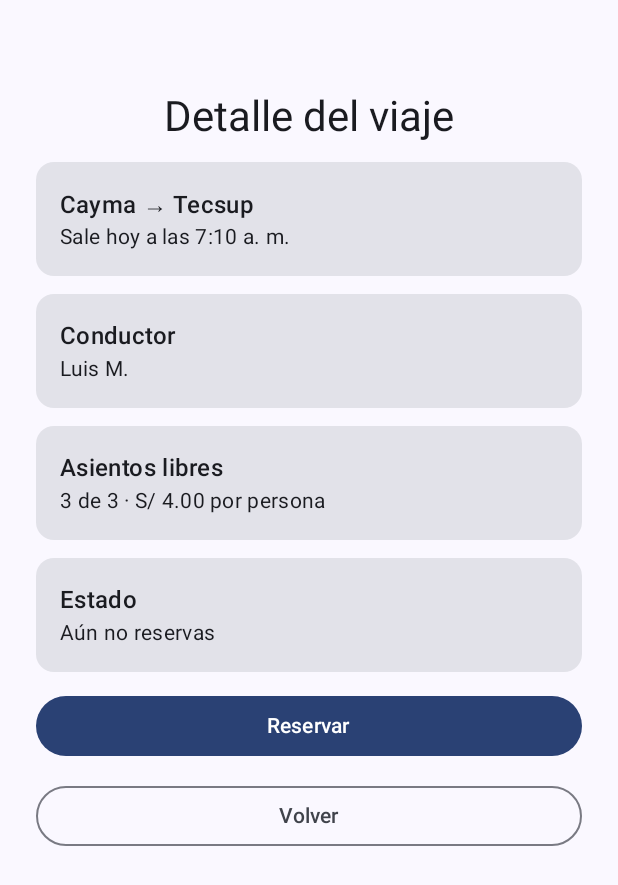
After one commit to einarsejje-666/LAB14-WIDGETS, an Android app built with Jetpack Compose: the DetalleViajeActivity screen opened directly, with no data from a screen before it, on a phone screen of 412 x 824 dp. The commit adds this screen. Shown: the top 885 px of the screen. Run offline under Robolectric (Android 15) with nearby library versions, the phone set to English and light mode, and no system bars; libraries missing offline, so code that uses them is left out: androidx.glance, androidx.glance.appwidget.

Commit message:
Agrega las pantallas Viajes de hoy y Detalle del viaje

```diff
--- a/app/src/main/AndroidManifest.xml
+++ b/app/src/main/AndroidManifest.xml
@@ -28,6 +28,12 @@
         <activity
             android:name=".PerfilActivity"
             android:exported="false" />
+        <activity
+            android:name=".cooruta.ViajesActivity"
+            android:exported="false" />
+        <activity
+            android:name=".cooruta.DetalleViajeActivity"
+            android:exported="false" />
 
         <receiver
             android:name=".SimpleWidget"
--- a/app/src/main/java/com/example/widgets/MainActivity.kt
+++ b/app/src/main/java/com/example/widgets/MainActivity.kt
@@ -5,6 +5,7 @@ import androidx.activity.ComponentActivity
 import androidx.activity.compose.setContent
 import androidx.activity.enableEdgeToEdge
 import androidx.compose.material3.Text
+import com.example.widgets.cooruta.ViajesActivity
 
 class MainActivity : ComponentActivity() {
     override fun onCreate(savedInstanceState: Bundle?) {
@@ -15,6 +16,7 @@ class MainActivity : ComponentActivity() {
                 Text("Laboratorio 14 - Widgets con Jetpack Glance")
                 BotonIr("Mis notas", NotasActivity::class.java)
                 BotonIr("Mi perfil", PerfilActivity::class.java)
+                BotonIr("Viajes CooRuta", ViajesActivity::class.java)
             }
         }
     }
--- /dev/null
+++ b/app/src/main/java/com/example/widgets/cooruta/DetalleViajeActivity.kt
@@ -0,0 +1,46 @@
+package com.example.widgets.cooruta
+
+import android.os.Bundle
+import androidx.activity.ComponentActivity
+import androidx.activity.compose.setContent
+import androidx.activity.enableEdgeToEdge
+import androidx.compose.foundation.layout.fillMaxWidth
+import androidx.compose.runtime.collectAsState
+import androidx.compose.runtime.getValue
+import androidx.compose.runtime.remember
+import androidx.compose.ui.Modifier
+import androidx.compose.ui.platform.LocalContext
+import com.example.widgets.BotonVolver
+import com.example.widgets.Pantalla
+import com.example.widgets.Tarjeta
+
+/** Detalle de un viaje. El widget la abre al tocar la tarjeta del próximo viaje. */
+class DetalleViajeActivity : ComponentActivity() {
+
+    companion object {
+        const val EXTRA_ID = "viajeId"
+    }
+
+    override fun onCreate(savedInstanceState: Bundle?) {
+        super.onCreate(savedInstanceState)
+        enableEdgeToEdge()
+        val viaje = ViajesRepositorio.buscar(intent.getStringExtra(EXTRA_ID))
+        setContent {
+            val context = LocalContext.current
+            val reservados by remember { ViajesRepositorio.reservadosFlow(context) }
+                .collectAsState(ViajesRepositorio.reservados(context))
+            val reservado = viaje.id in reservados
+            Pantalla("Detalle del viaje") {
+                Tarjeta("${viaje.origen} → ${viaje.destino}", "Sale hoy a las ${viaje.hora}")
+                Tarjeta("Conductor", viaje.conductor)
+                Tarjeta(
+                    "Asientos libres",
+                    "${ViajesRepositorio.asientosLibres(viaje, reservados)} de ${viaje.asientos} · ${viaje.precio} por persona"
+                )
+                Tarjeta("Estado", if (reservado) "Tienes un asiento reservado" else "Aún no reservas")
+                BotonReserva(viaje.id, reservado, Modifier.fillMaxWidth())
+                BotonVolver()
+            }
+        }
+    }
+}
```
Also changed, not shown: app/src/main/java/com/example/widgets/cooruta/ViajesActivity.kt (added, +96 -0 lines).
